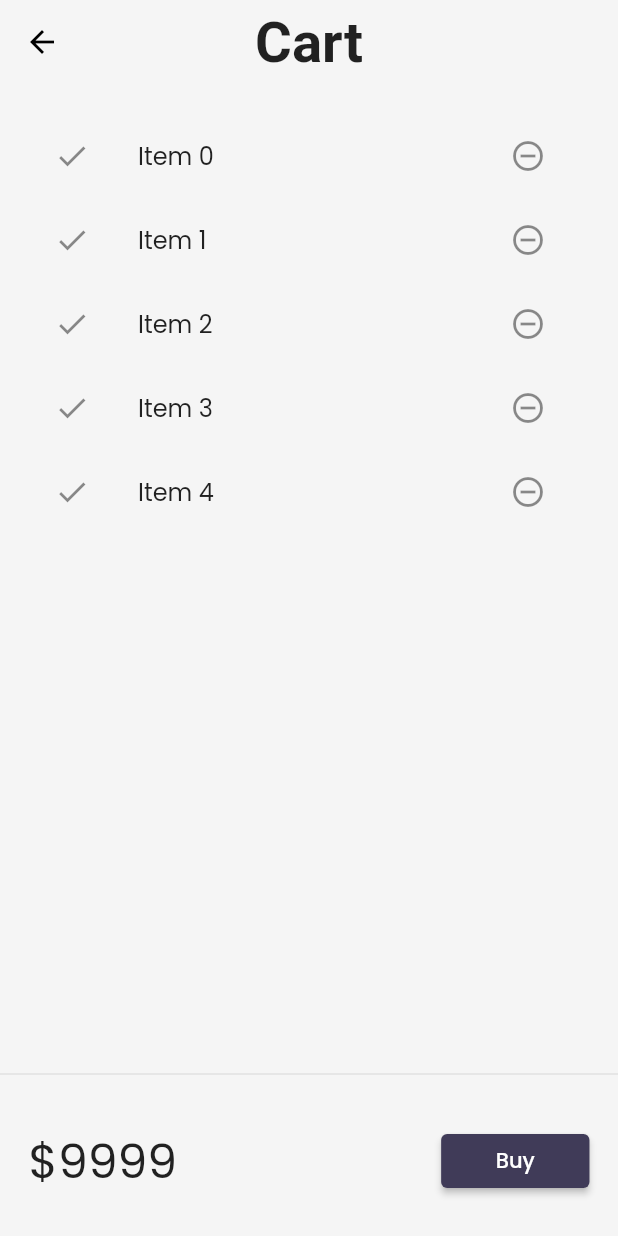
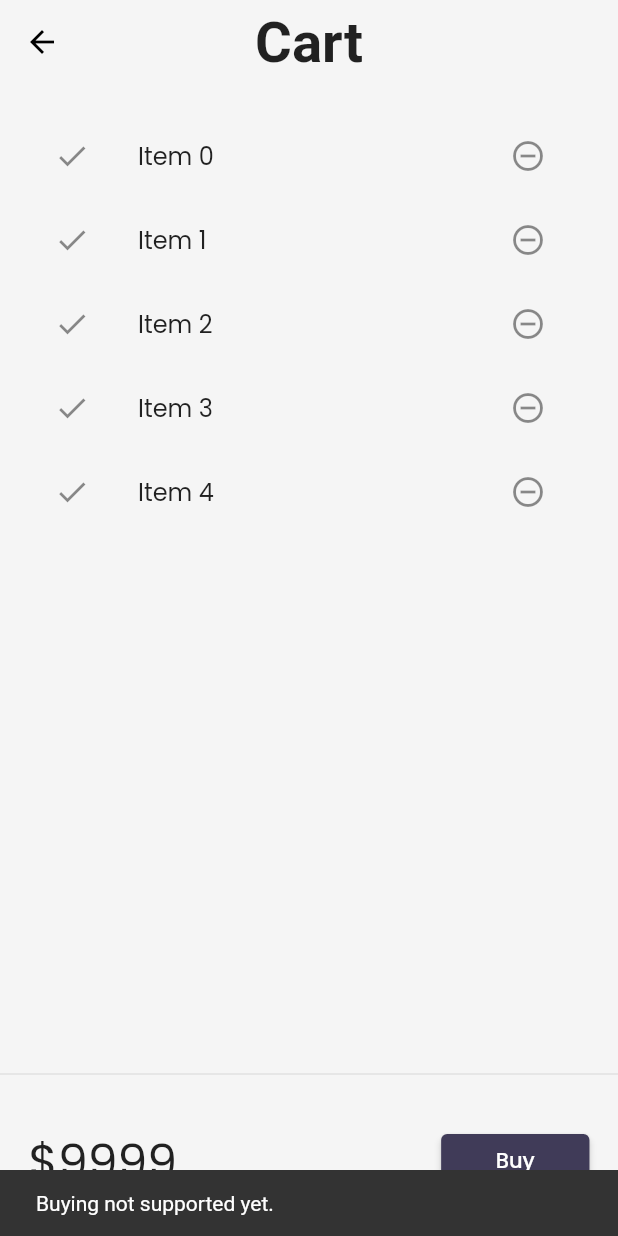
Before and after one commit to rakifmomin97/FlutterTraining, a Flutter app: the CartPage screen opened by its route, after a tap on "Buy", on a phone screen of 412 x 824 dp. Run offline on Flutter 3.47's test engine with Material 2 defaults, Android fonts, the phone set to English and light mode, and no system bars; our stand-ins replace google_fonts, velocity_x; network calls fail.

Commit message:
day 23 completed

```diff
--- a/lib/pages/cart_page.dart
+++ b/lib/pages/cart_page.dart
@@ -36,7 +36,13 @@ class _CartTotal extends StatelessWidget {
               backgroundColor:
                   MaterialStateProperty.all(context.theme.buttonColor),
             ),
-            onPressed: () {},
+            onPressed: () {
+              ScaffoldMessenger.of(context).showSnackBar(
+                SnackBar(
+                  content: "Buying not supported yet.".text.make(),
+                ),
+              );
+            },
             child: "Buy".text.make(),
           ).w24(context),
         ],
```
Also changed, not shown: lib/models/cart.dart (added, +28 -0 lines).
